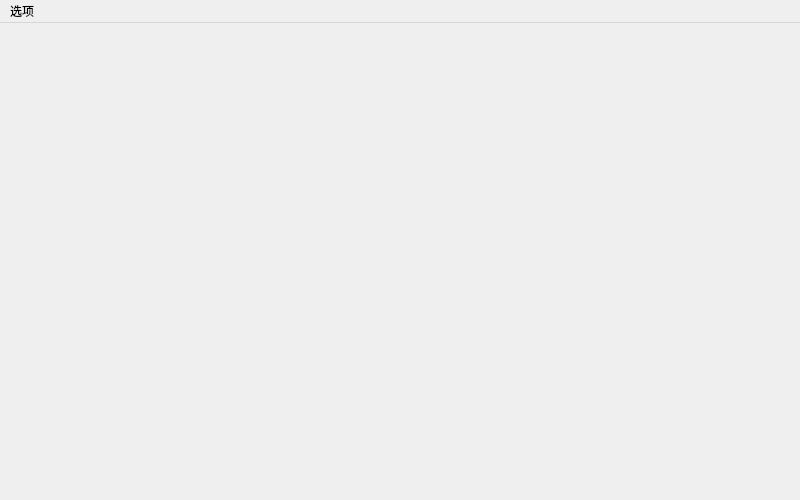
First picture: the form in Ui/AccountAssistant.ui, repository NEKO-ii/AccountAssistant, before the edit.
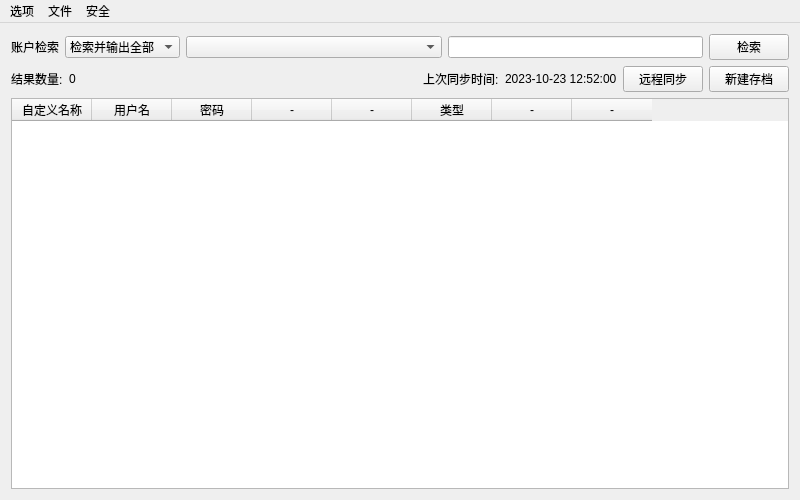
Second picture: the form after the edit. The open tabs and pages were chosen to show the change. Icons and pictures are not drawn.

Patch:
```diff
--- a/Ui/AccountAssistant.ui
+++ b/Ui/AccountAssistant.ui
@@ -35,7 +35,198 @@
       <property name="currentIndex">
        <number>1</number>
       </property>
-      <widget class="QWidget" name="page_main"/>
+      <widget class="QWidget" name="page_main">
+       <layout class="QVBoxLayout" name="verticalLayout_3">
+        <item>
+         <layout class="QHBoxLayout" name="horizontalLayout">
+          <item>
+           <widget class="QLabel" name="lb_searchAccount">
+            <property name="text">
+             <string>账户检索</string>
+            </property>
+           </widget>
+          </item>
+          <item>
+           <widget class="QComboBox" name="combo_searchRule">
+            <item>
+             <property name="text">
+              <string>检索并输出全部</string>
+             </property>
+            </item>
+            <item>
+             <property name="text">
+              <string>依据自定义名称</string>
+             </property>
+            </item>
+            <item>
+             <property name="text">
+              <string>依据用户名</string>
+             </property>
+            </item>
+            <item>
+             <property name="text">
+              <string>依据账户类型</string>
+             </property>
+            </item>
+           </widget>
+          </item>
+          <item>
+           <widget class="QComboBox" name="combo_accountType">
+            <property name="sizePolicy">
+             <sizepolicy hsizetype="Expanding" vsizetype="Fixed">
+              <horstretch>0</horstretch>
+              <verstretch>0</verstretch>
+             </sizepolicy>
+            </property>
+           </widget>
+          </item>
+          <item>
+           <widget class="QLineEdit" name="ledit_searchInput"/>
+          </item>
+          <item>
+           <widget class="QPushButton" name="btn_doSearch">
+            <property name="text">
+             <string>检索</string>
+            </property>
+            <property name="icon">
+             <iconset resource="resources.qrc">
+              <normaloff>:/icon/search.svg</normaloff>:/icon/search.svg</iconset>
+            </property>
+           </widget>
+          </item>
+         </layout>
+        </item>
+        <item>
+         <layout class="QHBoxLayout" name="horizontalLayout_2">
+          <item>
+           <widget class="QLabel" name="lb_resultCount_tip">
+            <property name="text">
+             <string>结果数量:</string>
+            </property>
+           </widget>
+          </item>
+          <item>
+           <widget class="QLabel" name="lb_resultCount_value">
+            <property name="text">
+             <string>0</string>
+            </property>
+           </widget>
+          </item>
+          <item>
+           <spacer name="horizontalSpacer">
+            <property name="orientation">
+             <enum>Qt::Horizontal</enum>
+            </property>
+            <property name="sizeHint" stdset="0">
+             <size>
+              <width>40</width>
+              <height>20</height>
+             </size>
+            </property>
+           </spacer>
+          </item>
+          <item>
+           <widget class="QLabel" name="lb_lastSyncTime_tip">
+            <property name="text">
+             <string>上次同步时间:</string>
+            </property>
+           </widget>
+          </item>
+          <item>
+           <widget class="QLabel" name="lb_lastSyncTime_value">
+            <property name="text">
+             <string>2023-10-23 12:52:00</string>
+            </property>
+           </widget>
+          </item>
+          <item>
+           <widget class="QPushButton" name="btn_remoteSync">
+            <property name="text">
+             <string>远程同步</string>
+            </property>
+            <property name="icon">
+             <iconset resource="resources.qrc">
+              <normaloff>:/icon/sync.svg</normaloff>:/icon/sync.svg</iconset>
+            </property>
+           </widget>
+          </item>
+          <item>
+           <widget class="QPushButton" name="btn_newArchive">
+            <property name="text">
+             <string>新建存档</string>
+            </property>
+            <property name="icon">
+             <iconset resource="resources.qrc">
+              <normaloff>:/icon/add.svg</normaloff>:/icon/add.svg</iconset>
+            </property>
+           </widget>
+          </item>
+         </layout>
+        </item>
+        <item>
+         <widget class="QTableWidget" name="table_resultShow">
+          <property name="editTriggers">
+           <set>QAbstractItemView::NoEditTriggers</set>
+          </property>
+          <property name="tabKeyNavigation">
+           <bool>false</bool>
+          </property>
+          <property name="selectionBehavior">
+           <enum>QAbstractItemView::SelectRows</enum>
+          </property>
+          <attribute name="horizontalHeaderDefaultSectionSize">
+           <number>80</number>
+          </attribute>
+          <attribute name="horizontalHeaderHighlightSections">
+           <bool>false</bool>
+          </attribute>
+          <attribute name="verticalHeaderVisible">
+           <bool>false</bool>
+          </attribute>
+          <column>
+           <property name="text">
+            <string>自定义名称</string>
+           </property>
+          </column>
+          <column>
+           <property name="text">
+            <string>用户名</string>
+           </property>
+          </column>
+          <column>
+           <property name="text">
+            <string>密码</string>
+           </property>
+          </column>
+          <column>
+           <property name="text">
+            <string>-</string>
+           </property>
+          </column>
+          <column>
+           <property name="text">
+            <string>-</string>
+           </property>
+          </column>
+          <column>
+           <property name="text">
+            <string>类型</string>
+           </property>
+          </column>
+          <column>
+           <property name="text">
+            <string>-</string>
+           </property>
+          </column>
+          <column>
+           <property name="text">
+            <string>-</string>
+           </property>
+          </column>
+         </widget>
+        </item>
+       </layout>
+      </widget>
       <widget class="QWidget" name="page_setting">
        <layout class="QVBoxLayout" name="verticalLayout_2">
         <item>
@@ -163,7 +354,7 @@
      <height>22</height>
     </rect>
    </property>
-   <widget class="QMenu" name="menu">
+   <widget class="QMenu" name="menu_option">
     <property name="title">
      <string>选项</string>
     </property>
@@ -171,7 +362,22 @@
     <addaction name="separator"/>
     <addaction name="action_quit"/>
    </widget>
-   <addaction name="menu"/>
+   <widget class="QMenu" name="menu_file">
+    <property name="title">
+     <string>文件</string>
+    </property>
+    <addaction name="action_file_import"/>
+    <addaction name="action_file_export"/>
+   </widget>
+   <widget class="QMenu" name="menu_safe">
+    <property name="title">
+     <string>安全</string>
+    </property>
+    <addaction name="action_safe_setting"/>
+   </widget>
+   <addaction name="menu_option"/>
+   <addaction name="menu_file"/>
+   <addaction name="menu_safe"/>
   </widget>
   <action name="action_setting">
    <property name="icon">
```
Left out of the diff: 226 changed lines with no effect on the pictures.
